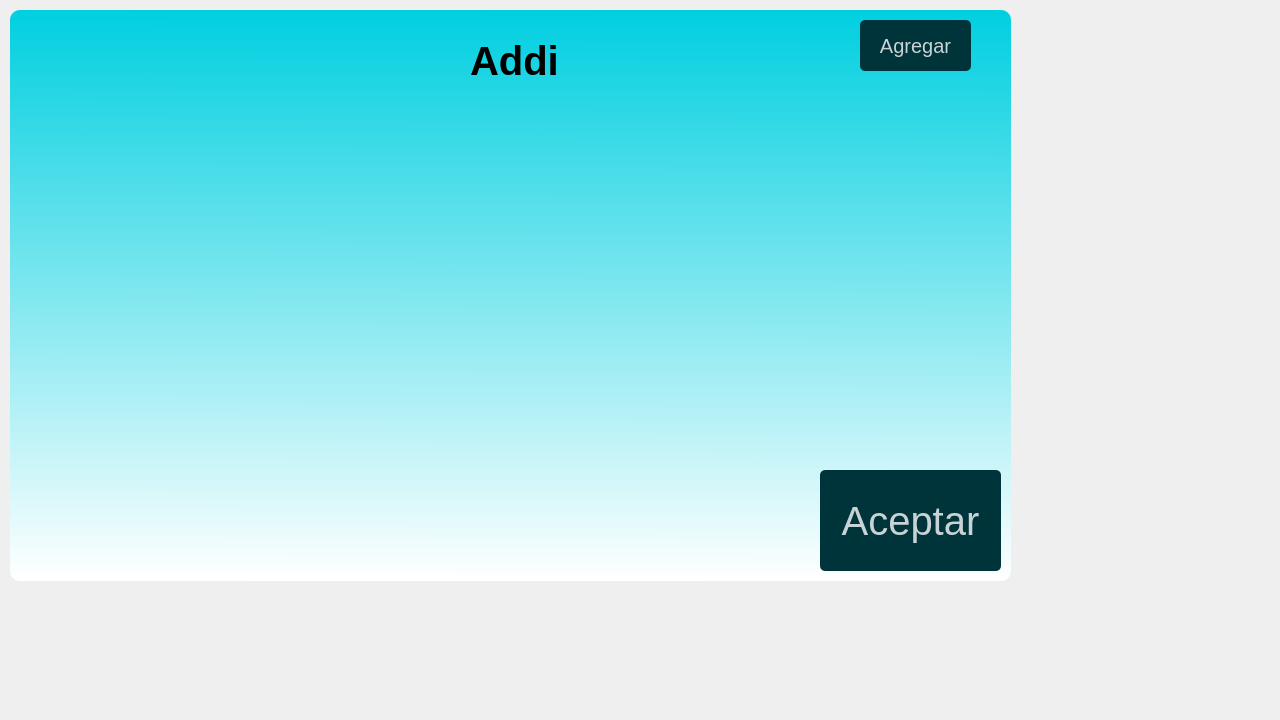
Above: ui/ihr.ui from daburneo1/addi before the change. Below: the same form after it.
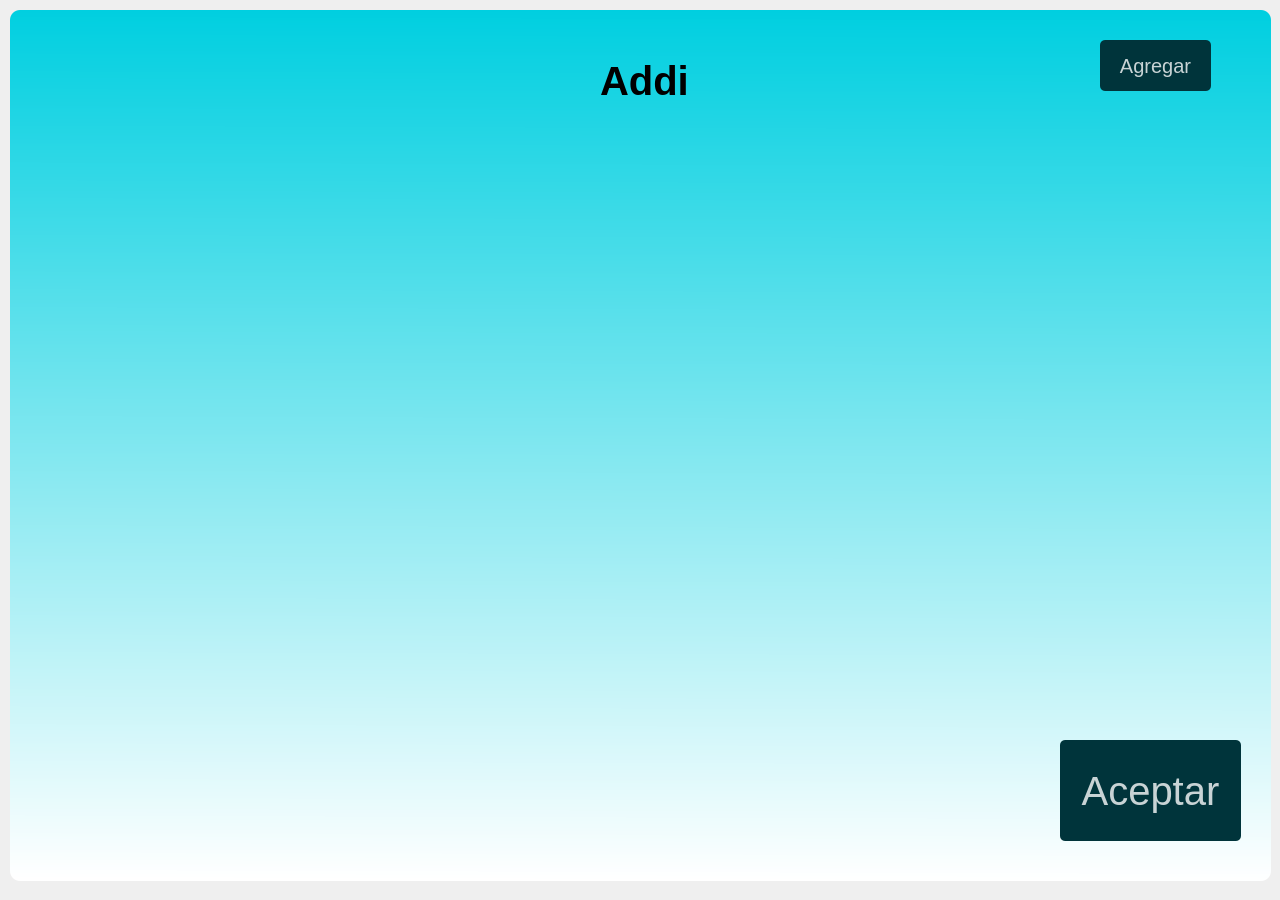
That is the form after the change.

Patch:
```diff
--- a/ui/ihr.ui
+++ b/ui/ihr.ui
@@ -7,19 +7,19 @@
     <x>0</x>
     <y>0</y>
     <width>1280</width>
-    <height>720</height>
+    <height>900</height>
    </rect>
   </property>
   <property name="minimumSize">
    <size>
     <width>1280</width>
-    <height>720</height>
+    <height>900</height>
    </size>
   </property>
   <property name="maximumSize">
    <size>
     <width>1280</width>
-    <height>720</height>
+    <height>900</height>
    </size>
   </property>
   <property name="windowTitle">
@@ -30,8 +30,8 @@
     <rect>
      <x>0</x>
      <y>10</y>
-     <width>1041</width>
-     <height>581</height>
+     <width>1271</width>
+     <height>881</height>
     </rect>
    </property>
    <property name="styleSheet">
@@ -72,8 +72,8 @@
      <rect>
       <x>10</x>
       <y>0</y>
-      <width>1001</width>
-      <height>571</height>
+      <width>1261</width>
+      <height>871</height>
      </rect>
     </property>
     <property name="styleSheet">
@@ -89,8 +89,8 @@
    <widget class="QPushButton" name="pushButtonConfirmar">
     <property name="geometry">
      <rect>
-      <x>820</x>
-      <y>460</y>
+      <x>1060</x>
+      <y>730</y>
       <width>181</width>
       <height>101</height>
      </rect>
@@ -107,8 +107,8 @@
    <widget class="QLabel" name="label_4">
     <property name="geometry">
      <rect>
-      <x>470</x>
-      <y>30</y>
+      <x>600</x>
+      <y>50</y>
       <width>91</width>
       <height>41</height>
      </rect>
@@ -170,8 +170,8 @@
    <widget class="QPushButton" name="pushButtonAcceso">
     <property name="geometry">
      <rect>
-      <x>860</x>
-      <y>10</y>
+      <x>1100</x>
+      <y>30</y>
       <width>111</width>
       <height>51</height>
      </rect>
```
